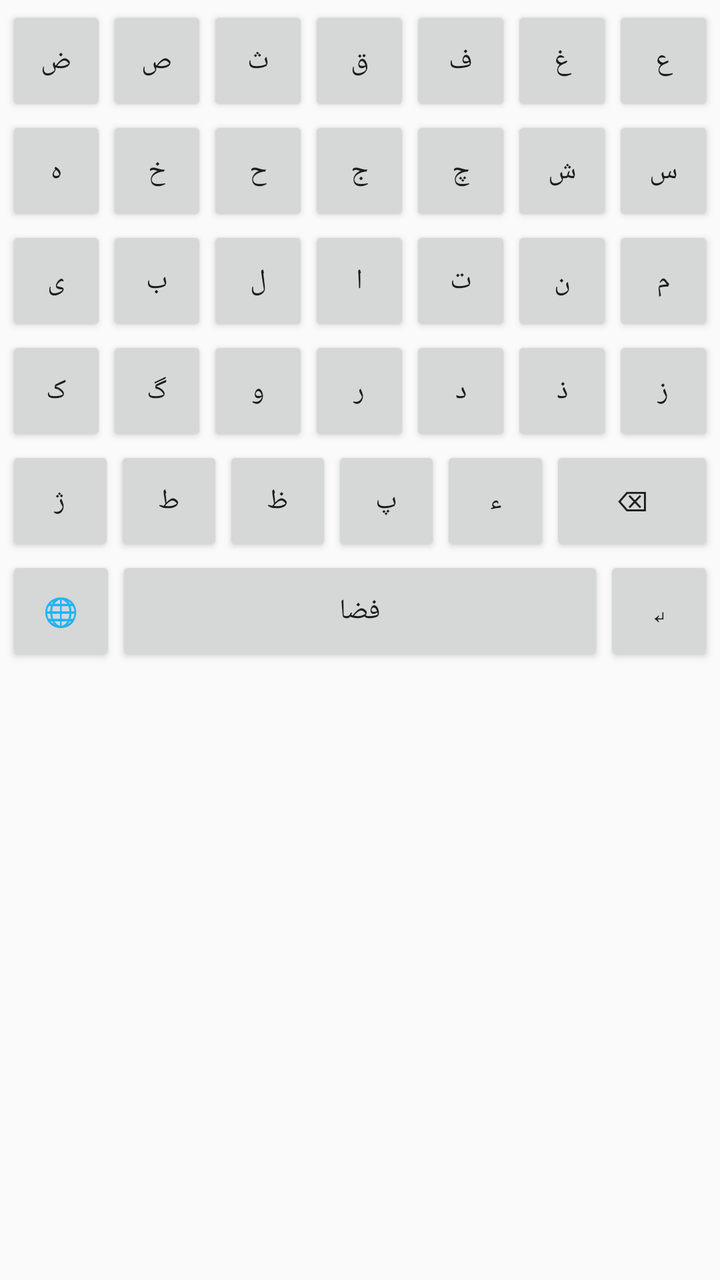
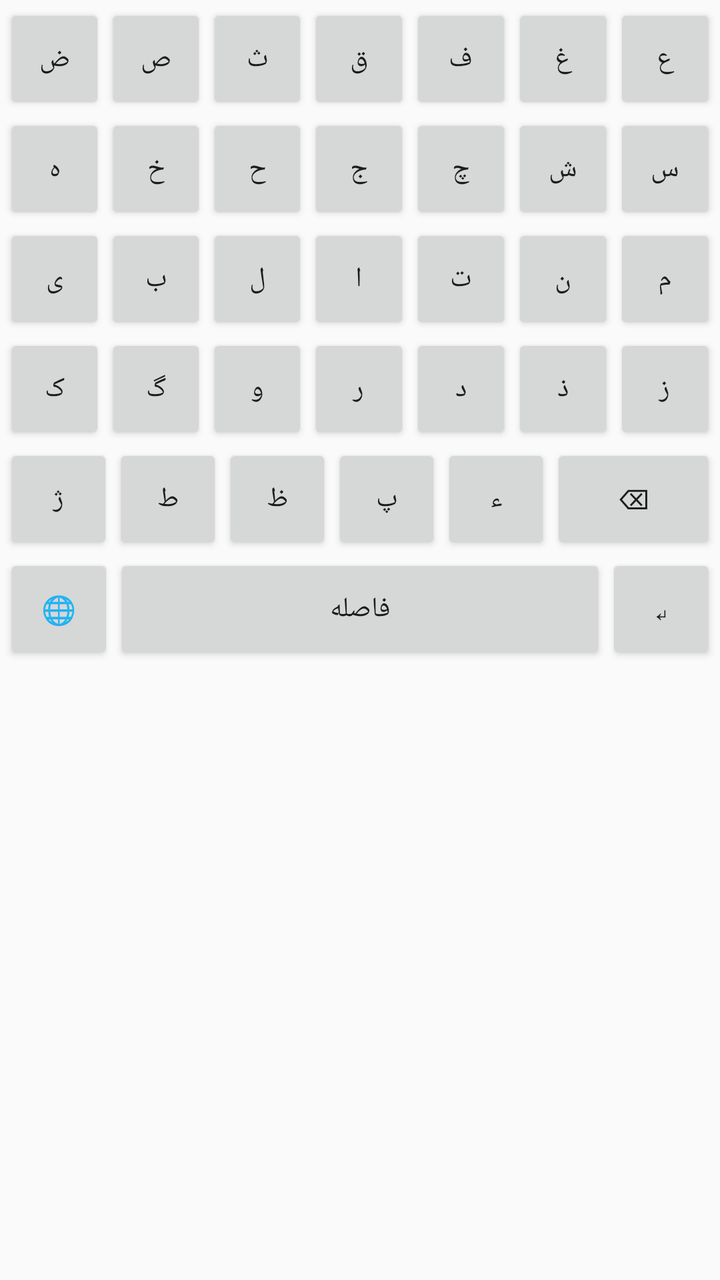

Screens rendered from an Android XML layout before and after an edit, with the pre-edit source and the edit as a unified diff.
<!-- AndroidManifest.xml: application theme android:Theme.Material.Light -->
<!-- res/layout/keyboard_view.xml -->
<?xml version="1.0" encoding="utf-8"?>
<LinearLayout xmlns:android="http://schemas.android.com/apk/res/android"
    android:layout_width="match_parent"
    android:layout_height="wrap_content"
    android:orientation="vertical"
    android:padding="3dp">

    <LinearLayout
        android:layout_width="match_parent"
        android:layout_height="55dp">

        <Button android:id="@+id/key_ض" android:text="ض"
            android:layout_width="0dp" android:layout_height="match_parent"
            android:layout_weight="1"/>

        <Button android:id="@+id/key_ص" android:text="ص"
            android:layout_width="0dp" android:layout_height="match_parent"
            android:layout_weight="1"/>

        <Button android:id="@+id/key_ث" android:text="ث"
            android:layout_width="0dp" android:layout_height="match_parent"
            android:layout_weight="1"/>

        <Button android:id="@+id/key_ق" android:text="ق"
            android:layout_width="0dp" android:layout_height="match_parent"
            android:layout_weight="1"/>

        <Button android:id="@+id/key_ف" android:text="ف"
            android:layout_width="0dp" android:layout_height="match_parent"
            android:layout_weight="1"/>

        <Button android:id="@+id/key_غ" android:text="غ"
            android:layout_width="0dp" android:layout_height="match_parent"
            android:layout_weight="1"/>

        <Button android:id="@+id/key_ع" android:text="ع"
            android:layout_width="0dp" android:layout_height="match_parent"
            android:layout_weight="1"/>

    </LinearLayout>

    <LinearLayout
        android:layout_width="match_parent"
        android:layout_height="55dp">

        <Button android:id="@+id/key_ه" android:text="ه"
            android:layout_width="0dp" android:layout_height="match_parent"
            android:layout_weight="1"/>

        <Button android:id="@+id/key_خ" android:text="خ"
            android:layout_width="0dp" android:layout_height="match_parent"
            android:layout_weight="1"/>

        <Button android:id="@+id/key_ح" android:text="ح"
            android:layout_width="0dp" android:layout_height="match_parent"
            android:layout_weight="1"/>

        <Button android:id="@+id/key_ج" android:text="ج"
            android:layout_width="0dp" android:layout_height="match_parent"
            android:layout_weight="1"/>

        <Button android:id="@+id/key_چ" android:text="چ"
            android:layout_width="0dp" android:layout_height="match_parent"
            android:layout_weight="1"/>

        <Button android:id="@+id/key_ش" android:text="ش"
            android:layout_width="0dp" android:layout_height="match_parent"
            android:layout_weight="1"/>

        <Button android:id="@+id/key_س" android:text="س"
            android:layout_width="0dp" android:layout_height="match_parent"
            android:layout_weight="1"/>

    </LinearLayout>

    <LinearLayout
        android:layout_width="match_parent"
        android:layout_height="55dp">

        <Button android:id="@+id/key_ی" android:text="ی"
            android:layout_width="0dp" android:layout_height="match_parent"
            android:layout_weight="1"/>

        <Button android:id="@+id/key_ب" android:text="ب"
            android:layout_width="0dp" android:layout_height="match_parent"
            android:layout_weight="1"/>

        <Button android:id="@+id/key_ل" android:text="ل"
            android:layout_width="0dp" android:layout_height="match_parent"
            android:layout_weight="1"/>

        <Button android:id="@+id/key_ا" android:text="ا"
            android:layout_width="0dp" android:layout_height="match_parent"
            android:layout_weight="1"/>

        <Button android:id="@+id/key_ت" android:text="ت"
            android:layout_width="0dp" android:layout_height="match_parent"
            android:layout_weight="1"/>

        <Button android:id="@+id/key_ن" android:text="ن"
            android:layout_width="0dp" android:layout_height="match_parent"
            android:layout_weight="1"/>

        <Button android:id="@+id/key_م" android:text="م"
            android:layout_width="0dp" android:layout_height="match_parent"
            android:layout_weight="1"/>

    </LinearLayout>

    <LinearLayout
        android:layout_width="match_parent"
        android:layout_height="55dp">

        <Button android:id="@+id/key_ک" android:text="ک"
            android:layout_width="0dp" android:layout_height="match_parent"
            android:layout_weight="1"/>

        <Button android:id="@+id/key_گ" android:text="گ"
            android:layout_width="0dp" android:layout_height="match_parent"
            android:layout_weight="1"/>

        <Button android:id="@+id/key_و" android:text="و"
            android:layout_width="0dp" android:layout_height="match_parent"
            android:layout_weight="1"/>

        <Button android:id="@+id/key_ر" android:text="ر"
            android:layout_width="0dp" android:layout_height="match_parent"
            android:layout_weight="1"/>

        <Button android:id="@+id/key_د" android:text="د"
            android:layout_width="0dp" android:layout_height="match_parent"
            android:layout_weight="1"/>

        <Button android:id="@+id/key_ذ" android:text="ذ"
            android:layout_width="0dp" android:layout_height="match_parent"
            android:layout_weight="1"/>

        <Button android:id="@+id/key_ز" android:text="ز"
            android:layout_width="0dp" android:layout_height="match_parent"
            android:layout_weight="1"/>

    </LinearLayout>

    <LinearLayout
        android:layout_width="match_parent"
        android:layout_height="55dp">

        <Button android:id="@+id/key_ژ" android:text="ژ"
            android:layout_width="0dp" android:layout_height="match_parent"
            android:layout_weight="1"/>

        <Button android:id="@+id/key_ط" android:text="ط"
            android:layout_width="0dp" android:layout_height="match_parent"
            android:layout_weight="1"/>

        <Button android:id="@+id/key_ظ" android:text="ظ"
            android:layout_width="0dp" android:layout_height="match_parent"
            android:layout_weight="1"/>

        <Button android:id="@+id/key_ف2" android:text="پ"
            android:layout_width="0dp" android:layout_height="match_parent"
            android:layout_weight="1"/>

        <Button android:id="@+id/key_ب2" android:text="ء"
            android:layout_width="0dp" android:layout_height="match_parent"
            android:layout_weight="1"/>

        <Button android:id="@+id/key_back" android:text="⌫"
            android:layout_width="0dp" android:layout_height="match_parent"
            android:layout_weight="1.5"/>

    </LinearLayout>

    <LinearLayout
        android:layout_width="match_parent"
        android:layout_height="55dp">

        <Button android:id="@+id/key_globe" android:text="🌐"
            android:layout_width="55dp" android:layout_height="match_parent"/>

        <Button android:id="@+id/key_space" android:text="فضا"
            android:layout_width="0dp" android:layout_height="match_parent"
            android:layout_weight="3"/>

        <Button android:id="@+id/key_enter" android:text="↵"
            android:layout_width="55dp" android:layout_height="match_parent"/>

    </LinearLayout>

</LinearLayout>
<!-- resources referenced by this layout -->
<resources>

</resources>

<!-- the commit's change to res/layout/keyboard_view.xml (unified diff, before → after) -->
@@ -3,39 +3,19 @@
     android:layout_width="match_parent"
     android:layout_height="wrap_content"
     android:orientation="vertical"
-    android:padding="3dp">
+    android:padding="2dp">
 
     <LinearLayout
         android:layout_width="match_parent"
         android:layout_height="55dp">
 
-        <Button android:id="@+id/key_ض" android:text="ض"
-            android:layout_width="0dp" android:layout_height="match_parent"
-            android:layout_weight="1"/>
-
-        <Button android:id="@+id/key_ص" android:text="ص"
-            android:layout_width="0dp" android:layout_height="match_parent"
-            android:layout_weight="1"/>
-
-        <Button android:id="@+id/key_ث" android:text="ث"
-            android:layout_width="0dp" android:layout_height="match_parent"
-            android:layout_weight="1"/>
-
-        <Button android:id="@+id/key_ق" android:text="ق"
-            android:layout_width="0dp" android:layout_height="match_parent"
-            android:layout_weight="1"/>
-
-        <Button android:id="@+id/key_ف" android:text="ف"
-            android:layout_width="0dp" android:layout_height="match_parent"
-            android:layout_weight="1"/>
-
-        <Button android:id="@+id/key_غ" android:text="غ"
-            android:layout_width="0dp" android:layout_height="match_parent"
-            android:layout_weight="1"/>
-
-        <Button android:id="@+id/key_ع" android:text="ع"
-            android:layout_width="0dp" android:layout_height="match_parent"
-            android:layout_weight="1"/>
+        <Button android:id="@+id/key_zad" android:text="ض" android:layout_width="0dp" android:layout_height="match_parent" android:layout_weight="1"/>
+        <Button android:id="@+id/key_sad" android:text="ص" android:layout_width="0dp" android:layout_height="match_parent" android:layout_weight="1"/>
+        <Button android:id="@+id/key_sen" android:text="ث" android:layout_width="0dp" android:layout_height="match_parent" android:layout_weight="1"/>
+        <Button android:id="@+id/key_ghaf" android:text="ق" android:layout_width="0dp" android:layout_height="match_parent" android:layout_weight="1"/>
+        <Button android:id="@+id/key_fa" android:text="ف" android:layout_width="0dp" android:layout_height="match_parent" android:layout_weight="1"/>
+        <Button android:id="@+id/key_ghain" android:text="غ" android:layout_width="0dp" android:layout_height="match_parent" android:layout_weight="1"/>
+        <Button android:id="@+id/key_ain" android:text="ع" android:layout_width="0dp" android:layout_height="match_parent" android:layout_weight="1"/>
 
     </LinearLayout>
 
@@ -43,33 +23,13 @@
         android:layout_width="match_parent"
         android:layout_height="55dp">
 
-        <Button android:id="@+id/key_ه" android:text="ه"
-            android:layout_width="0dp" android:layout_height="match_parent"
-            android:layout_weight="1"/>
-
-        <Button android:id="@+id/key_خ" android:text="خ"
-            android:layout_width="0dp" android:layout_height="match_parent"
-            android:layout_weight="1"/>
-
-        <Button android:id="@+id/key_ح" android:text="ح"
-            android:layout_width="0dp" android:layout_height="match_parent"
-            android:layout_weight="1"/>
-
-        <Button android:id="@+id/key_ج" android:text="ج"
-            android:layout_width="0dp" android:layout_height="match_parent"
-            android:layout_weight="1"/>
-
-        <Button android:id="@+id/key_چ" android:text="چ"
-            android:layout_width="0dp" android:layout_height="match_parent"
-            android:layout_weight="1"/>
-
-        <Button android:id="@+id/key_ش" android:text="ش"
-            android:layout_width="0dp" android:layout_height="match_parent"
-            android:layout_weight="1"/>
-
-        <Button android:id="@+id/key_س" android:text="س"
-            android:layout_width="0dp" android:layout_height="match_parent"
-            android:layout_weight="1"/>
+        <Button android:id="@+id/key_he" android:text="ه" android:layout_width="0dp" android:layout_height="match_parent" android:layout_weight="1"/>
+        <Button android:id="@+id/key_khe" android:text="خ" android:layout_width="0dp" android:layout_height="match_parent" android:layout_weight="1"/>
+        <Button android:id="@+id/key_hah" android:text="ح" android:layout_width="0dp" android:layout_height="match_parent" android:layout_weight="1"/>
+        <Button android:id="@+id/key_jim" android:text="ج" android:layout_width="0dp" android:layout_height="match_parent" android:layout_weight="1"/>
+        <Button android:id="@+id/key_che" android:text="چ" android:layout_width="0dp" android:layout_height="match_parent" android:layout_weight="1"/>
+        <Button android:id="@+id/key_shin" android:text="ش" android:layout_width="0dp" android:layout_height="match_parent" android:layout_weight="1"/>
+        <Button android:id="@+id/key_sin" android:text="س" android:layout_width="0dp" android:layout_height="match_parent" android:layout_weight="1"/>
 
     </LinearLayout>
 
@@ -77,33 +37,13 @@
         android:layout_width="match_parent"
         android:layout_height="55dp">
 
-        <Button android:id="@+id/key_ی" android:text="ی"
-            android:layout_width="0dp" android:layout_height="match_parent"
-            android:layout_weight="1"/>
-
-        <Button android:id="@+id/key_ب" android:text="ب"
-            android:layout_width="0dp" android:layout_height="match_parent"
-            android:layout_weight="1"/>
-
-        <Button android:id="@+id/key_ل" android:text="ل"
-            android:layout_width="0dp" android:layout_height="match_parent"
-            android:layout_weight="1"/>
-
-        <Button android:id="@+id/key_ا" android:text="ا"
-            android:layout_width="0dp" android:layout_height="match_parent"
-            android:layout_weight="1"/>
-
-        <Button android:id="@+id/key_ت" android:text="ت"
-            android:layout_width="0dp" android:layout_height="match_parent"
-            android:layout_weight="1"/>
-
-        <Button android:id="@+id/key_ن" android:text="ن"
-            android:layout_width="0dp" android:layout_height="match_parent"
-            android:layout_weight="1"/>
-
-        <Button android:id="@+id/key_م" android:text="م"
-            android:layout_width="0dp" android:layout_height="match_parent"
-            android:layout_weight="1"/>
+        <Button android:id="@+id/key_ye" android:text="ی" android:layout_width="0dp" android:layout_height="match_parent" android:layout_weight="1"/>
+        <Button android:id="@+id/key_be" android:text="ب" android:layout_width="0dp" android:layout_height="match_parent" android:layout_weight="1"/>
+        <Button android:id="@+id/key_lam" android:text="ل" android:layout_width="0dp" android:layout_height="match_parent" android:layout_weight="1"/>
+        <Button android:id="@+id/key_alef" android:text="ا" android:layout_width="0dp" android:layout_height="match_parent" android:layout_weight="1"/>
+        <Button android:id="@+id/key_te" android:text="ت" android:layout_width="0dp" android:layout_height="match_parent" android:layout_weight="1"/>
+        <Button android:id="@+id/key_nun" android:text="ن" android:layout_width="0dp" android:layout_height="match_parent" android:layout_weight="1"/>
+        <Button android:id="@+id/key_mim" android:text="م" android:layout_width="0dp" android:layout_height="match_parent" android:layout_weight="1"/>
 
     </LinearLayout>
 
@@ -111,33 +51,13 @@
         android:layout_width="match_parent"
         android:layout_height="55dp">
 
-        <Button android:id="@+id/key_ک" android:text="ک"
-            android:layout_width="0dp" android:layout_height="match_parent"
-            android:layout_weight="1"/>
-
-        <Button android:id="@+id/key_گ" android:text="گ"
-            android:layout_width="0dp" android:layout_height="match_parent"
-            android:layout_weight="1"/>
-
-        <Button android:id="@+id/key_و" android:text="و"
-            android:layout_width="0dp" android:layout_height="match_parent"
-            android:layout_weight="1"/>
-
-        <Button android:id="@+id/key_ر" android:text="ر"
-            android:layout_width="0dp" android:layout_height="match_parent"
-            android:layout_weight="1"/>
-
-        <Button android:id="@+id/key_د" android:text="د"
-            android:layout_width="0dp" android:layout_height="match_parent"
-            android:layout_weight="1"/>
-
-        <Button android:id="@+id/key_ذ" android:text="ذ"
-            android:layout_width="0dp" android:layout_height="match_parent"
-            android:layout_weight="1"/>
-
-        <Button android:id="@+id/key_ز" android:text="ز"
-            android:layout_width="0dp" android:layout_height="match_parent"
-            android:layout_weight="1"/>
+        <Button android:id="@+id/key_kaf" android:text="ک" android:layout_width="0dp" android:layout_height="match_parent" android:layout_weight="1"/>
+        <Button android:id="@+id/key_gaf" android:text="گ" android:layout_width="0dp" android:layout_height="match_parent" android:layout_weight="1"/>
+        <Button android:id="@+id/key_vav" android:text="و" android:layout_width="0dp" android:layout_height="match_parent" android:layout_weight="1"/>
+        <Button android:id="@+id/key_re" android:text="ر" android:layout_width="0dp" android:layout_height="match_parent" android:layout_weight="1"/>
+        <Button android:id="@+id/key_dal" android:text="د" android:layout_width="0dp" android:layout_height="match_parent" android:layout_weight="1"/>
+        <Button android:id="@+id/key_zal" android:text="ذ" android:layout_width="0dp" android:layout_height="match_parent" android:layout_weight="1"/>
+        <Button android:id="@+id/key_ze" android:text="ز" android:layout_width="0dp" android:layout_height="match_parent" android:layout_weight="1"/>
 
     </LinearLayout>
 
@@ -145,29 +65,12 @@
         android:layout_width="match_parent"
         android:layout_height="55dp">
 
-        <Button android:id="@+id/key_ژ" android:text="ژ"
-            android:layout_width="0dp" android:layout_height="match_parent"
-            android:layout_weight="1"/>
-
-        <Button android:id="@+id/key_ط" android:text="ط"
-            android:layout_width="0dp" android:layout_height="match_parent"
-            android:layout_weight="1"/>
-
-        <Button android:id="@+id/key_ظ" android:text="ظ"
-            android:layout_width="0dp" android:layout_height="match_parent"
-            android:layout_weight="1"/>
-
-        <Button android:id="@+id/key_ف2" android:text="پ"
-            android:layout_width="0dp" android:layout_height="match_parent"
-            android:layout_weight="1"/>
-
-        <Button android:id="@+id/key_ب2" android:text="ء"
-            android:layout_width="0dp" android:layout_height="match_parent"
-            android:layout_weight="1"/>
-
-        <Button android:id="@+id/key_back" android:text="⌫"
-            android:layout_width="0dp" android:layout_height="match_parent"
-            android:layout_weight="1.5"/>
+        <Button android:id="@+id/key_zhe" android:text="ژ" android:layout_width="0dp" android:layout_height="match_parent" android:layout_weight="1"/>
+        <Button android:id="@+id/key_ta" android:text="ط" android:layout_width="0dp" android:layout_height="match_parent" android:layout_weight="1"/>
+        <Button android:id="@+id/key_za" android:text="ظ" android:layout_width="0dp" android:layout_height="match_parent" android:layout_weight="1"/>
+        <Button android:id="@+id/key_pe" android:text="پ" android:layout_width="0dp" android:layout_height="match_parent" android:layout_weight="1"/>
+        <Button android:id="@+id/key_hamze" android:text="ء" android:layout_width="0dp" android:layout_height="match_parent" android:layout_weight="1"/>
+        <Button android:id="@+id/key_back" android:text="⌫" android:layout_width="0dp" android:layout_height="match_parent" android:layout_weight="1.5"/>
 
     </LinearLayout>
 
@@ -175,15 +78,11 @@
         android:layout_width="match_parent"
         android:layout_height="55dp">
 
-        <Button android:id="@+id/key_globe" android:text="🌐"
-            android:layout_width="55dp" android:layout_height="match_parent"/>
+        <Button android:id="@+id/key_globe" android:text="🌐" android:layout_width="55dp" android:layout_height="match_parent"/>
 
-        <Button android:id="@+id/key_space" android:text="فضا"
-            android:layout_width="0dp" android:layout_height="match_parent"
-            android:layout_weight="3"/>
+        <Button android:id="@+id/key_space" android:text="فاصله" android:layout_width="0dp" android:layout_height="match_parent" android:layout_weight="3"/>
 
-        <Button android:id="@+id/key_enter" android:text="↵"
-            android:layout_width="55dp" android:layout_height="match_parent"/>
+        <Button android:id="@+id/key_enter" android:text="↵" android:layout_width="55dp" android:layout_height="match_parent"/>
 
     </LinearLayout>
 
